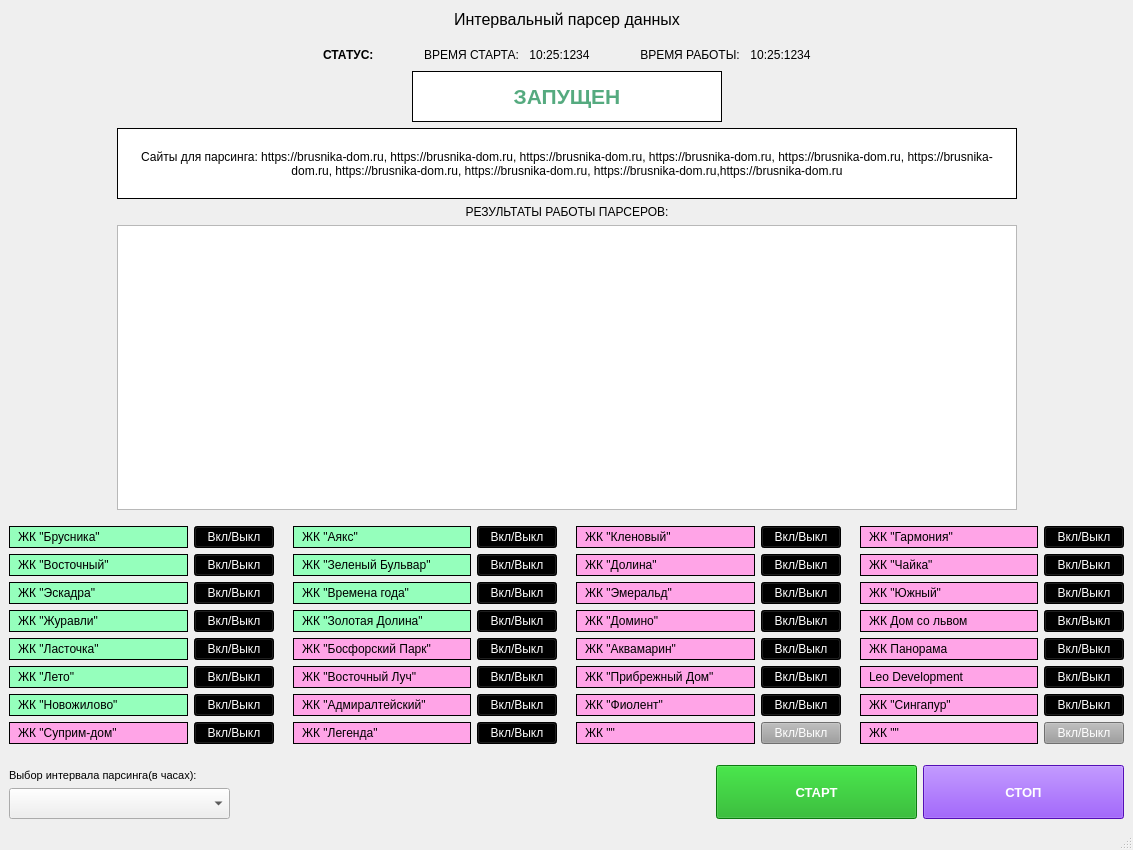
Above: design_2.ui from gorod-old/DesktopIntervalParser before the change. Below: the same form after it.
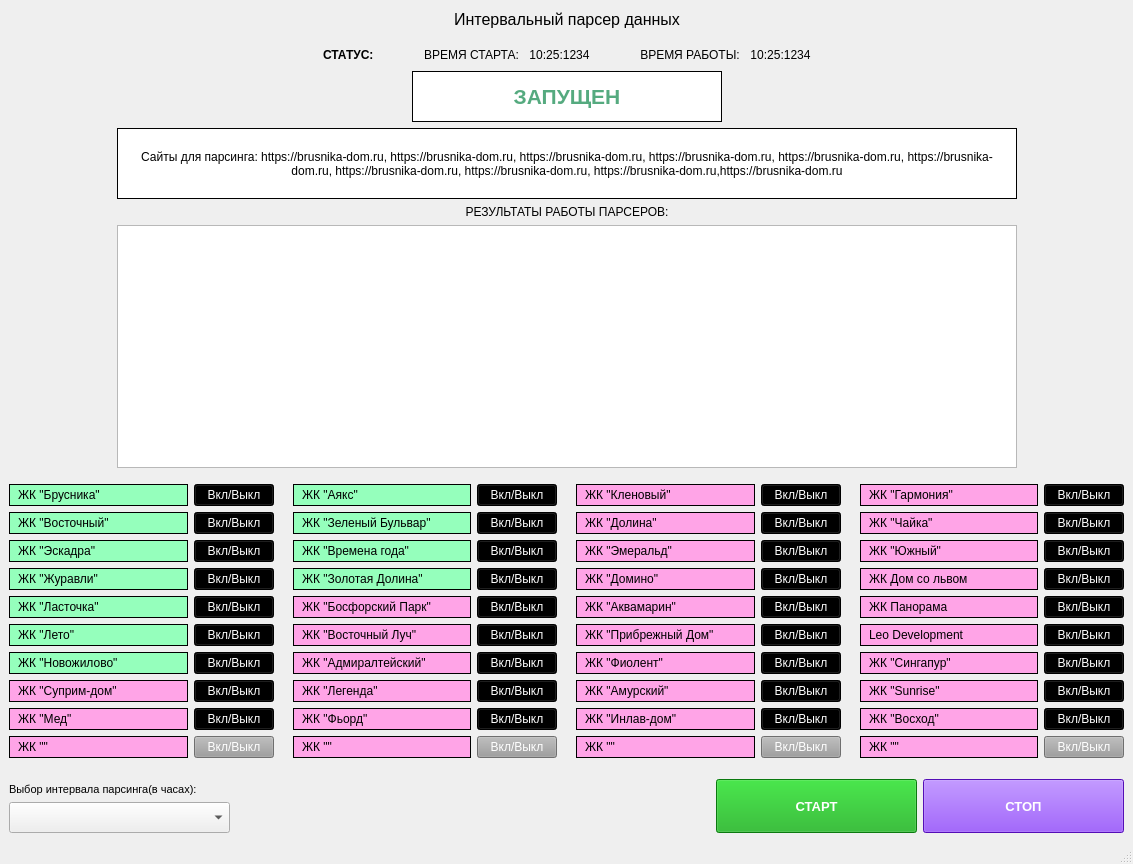
That is the form after the change.

The edit to the form file:
```diff
--- a/design_2.ui
+++ b/design_2.ui
@@ -7,19 +7,19 @@
     <x>0</x>
     <y>0</y>
     <width>1133</width>
-    <height>850</height>
+    <height>864</height>
    </rect>
   </property>
   <property name="minimumSize">
    <size>
     <width>0</width>
-    <height>700</height>
+    <height>800</height>
    </size>
   </property>
   <property name="maximumSize">
    <size>
     <width>1300</width>
-    <height>850</height>
+    <height>930</height>
    </size>
   </property>
   <property name="windowTitle">
@@ -439,7 +439,7 @@
      </layout>
     </item>
     <item row="4" column="0">
-     <layout class="QHBoxLayout" name="horizontalLayout_17">
+     <layout class="QHBoxLayout" name="horizontalLayout_49">
       <item>
        <layout class="QVBoxLayout" name="verticalLayout_3">
         <item>
@@ -813,6 +813,98 @@
           </item>
          </layout>
         </item>
+        <item>
+         <layout class="QHBoxLayout" name="horizontalLayout_44">
+          <item>
+           <widget class="QLabel" name="label_33">
+            <property name="sizePolicy">
+             <sizepolicy hsizetype="Expanding" vsizetype="Preferred">
+              <horstretch>0</horstretch>
+              <verstretch>0</verstretch>
+             </sizepolicy>
+            </property>
+            <property name="minimumSize">
+             <size>
+              <width>153</width>
+              <height>0</height>
+             </size>
+            </property>
+            <property name="maximumSize">
+             <size>
+              <width>250</width>
+              <height>28</height>
+             </size>
+            </property>
+            <property name="styleSheet">
+             <string notr="true">background-color: rgb(255, 164, 231);
+color: rgb(0, 0, 0);
+padding: 0 5px;
+border: 1px solid;</string>
+            </property>
+            <property name="text">
+             <string>ЖК &quot;Мед&quot;</string>
+            </property>
+           </widget>
+          </item>
+          <item>
+           <widget class="QPushButton" name="siteButton_33">
+            <property name="styleSheet">
+             <string notr="true">background-color: rgb(0, 0, 0);
+color: rgb(255, 255, 255);</string>
+            </property>
+            <property name="text">
+             <string>Вкл/Выкл</string>
+            </property>
+           </widget>
+          </item>
+         </layout>
+        </item>
+        <item>
+         <layout class="QHBoxLayout" name="horizontalLayout_48">
+          <item>
+           <widget class="QLabel" name="label_37">
+            <property name="sizePolicy">
+             <sizepolicy hsizetype="Expanding" vsizetype="Preferred">
+              <horstretch>0</horstretch>
+              <verstretch>0</verstretch>
+             </sizepolicy>
+            </property>
+            <property name="minimumSize">
+             <size>
+              <width>153</width>
+              <height>0</height>
+             </size>
+            </property>
+            <property name="maximumSize">
+             <size>
+              <width>250</width>
+              <height>28</height>
+             </size>
+            </property>
+            <property name="styleSheet">
+             <string notr="true">background-color: rgb(255, 164, 231);
+color: rgb(0, 0, 0);
+padding: 0 5px;
+border: 1px solid;</string>
+            </property>
+            <property name="text">
+             <string>ЖК &quot;&quot;</string>
+            </property>
+           </widget>
+          </item>
+          <item>
+           <widget class="QPushButton" name="siteButton_37">
+            <property name="styleSheet">
+             <string notr="true">background-color: rgb(156, 156, 156);
+color: rgb(255, 255, 255);</string>
+            </property>
+            <property name="text">
+             <string>Вкл/Выкл</string>
+            </property>
+           </widget>
+          </item>
+         </layout>
+        </item>
        </layout>
       </item>
       <item>
@@ -1201,6 +1293,98 @@
           </item>
          </layout>
         </item>
+        <item>
+         <layout class="QHBoxLayout" name="horizontalLayout_43">
+          <item>
+           <widget class="QLabel" name="label_34">
+            <property name="sizePolicy">
+             <sizepolicy hsizetype="Expanding" vsizetype="Preferred">
+              <horstretch>0</horstretch>
+              <verstretch>0</verstretch>
+             </sizepolicy>
+            </property>
+            <property name="minimumSize">
+             <size>
+              <width>153</width>
+              <height>0</height>
+             </size>
+            </property>
+            <property name="maximumSize">
+             <size>
+              <width>250</width>
+              <height>28</height>
+             </size>
+            </property>
+            <property name="styleSheet">
+             <string notr="true">background-color: rgb(255, 164, 231);
+color: rgb(0, 0, 0);
+padding: 0 5px;
+border: 1px solid;</string>
+            </property>
+            <property name="text">
+             <string>ЖК &quot;Фьорд&quot;</string>
+            </property>
+           </widget>
+          </item>
+          <item>
+           <widget class="QPushButton" name="siteButton_34">
+            <property name="styleSheet">
+             <string notr="true">background-color: rgb(0, 0, 0);
+color: rgb(255, 255, 255);</string>
+            </property>
+            <property name="text">
+             <string>Вкл/Выкл</string>
+            </property>
+           </widget>
+          </item>
+         </layout>
+        </item>
+        <item>
+         <layout class="QHBoxLayout" name="horizontalLayout_47">
+          <item>
+           <widget class="QLabel" name="label_38">
+            <property name="sizePolicy">
+             <sizepolicy hsizetype="Expanding" vsizetype="Preferred">
+              <horstretch>0</horstretch>
+              <verstretch>0</verstretch>
+             </sizepolicy>
+            </property>
+            <property name="minimumSize">
+             <size>
+              <width>153</width>
+              <height>0</height>
+             </size>
+            </property>
+            <property name="maximumSize">
+             <size>
+              <width>250</width>
+              <height>28</height>
+             </size>
+            </property>
+            <property name="styleSheet">
+             <string notr="true">background-color: rgb(255, 164, 231);
+color: rgb(0, 0, 0);
+padding: 0 5px;
+border: 1px solid;</string>
+            </property>
+            <property name="text">
+             <string>ЖК &quot;&quot;</string>
+            </property>
+           </widget>
+          </item>
+          <item>
+           <widget class="QPushButton" name="siteButton_38">
+            <property name="styleSheet">
+             <string notr="true">background-color: rgb(156, 156, 156);
+color: rgb(255, 255, 255);</string>
+            </property>
+            <property name="text">
+             <string>Вкл/Выкл</string>
+            </property>
+           </widget>
+          </item>
+         </layout>
+        </item>
        </layout>
       </item>
       <item>
@@ -1572,13 +1756,105 @@
 border: 1px solid;</string>
             </property>
             <property name="text">
-             <string>ЖК &quot;&quot;</string>
+             <string>ЖК &quot;Амурский&quot;</string>
             </property>
            </widget>
           </item>
           <item>
            <widget class="QPushButton" name="siteButton_31">
             <property name="styleSheet">
+             <string notr="true">background-color: rgb(0, 0, 0);
+color: rgb(255, 255, 255);</string>
+            </property>
+            <property name="text">
+             <string>Вкл/Выкл</string>
+            </property>
+           </widget>
+          </item>
+         </layout>
+        </item>
+        <item>
+         <layout class="QHBoxLayout" name="horizontalLayout_42">
+          <item>
+           <widget class="QLabel" name="label_35">
+            <property name="sizePolicy">
+             <sizepolicy hsizetype="Expanding" vsizetype="Preferred">
+              <horstretch>0</horstretch>
+              <verstretch>0</verstretch>
+             </sizepolicy>
+            </property>
+            <property name="minimumSize">
+             <size>
+              <width>153</width>
+              <height>0</height>
+             </size>
+            </property>
+            <property name="maximumSize">
+             <size>
+              <width>250</width>
+              <height>28</height>
+             </size>
+            </property>
+            <property name="styleSheet">
+             <string notr="true">background-color: rgb(255, 164, 231);
+color: rgb(0, 0, 0);
+padding: 0 5px;
+border: 1px solid;</string>
+            </property>
+            <property name="text">
+             <string>ЖК &quot;Инлав-дом&quot;</string>
+            </property>
+           </widget>
+          </item>
+          <item>
+           <widget class="QPushButton" name="siteButton_35">
+            <property name="styleSheet">
+             <string notr="true">background-color: rgb(0, 0, 0);
+color: rgb(255, 255, 255);</string>
+            </property>
+            <property name="text">
+             <string>Вкл/Выкл</string>
+            </property>
+           </widget>
+          </item>
+         </layout>
+        </item>
+        <item>
+         <layout class="QHBoxLayout" name="horizontalLayout_46">
+          <item>
+           <widget class="QLabel" name="label_39">
+            <property name="sizePolicy">
+             <sizepolicy hsizetype="Expanding" vsizetype="Preferred">
+              <horstretch>0</horstretch>
+              <verstretch>0</verstretch>
+             </sizepolicy>
+            </property>
+            <property name="minimumSize">
+             <size>
+              <width>153</width>
+              <height>0</height>
+             </size>
+            </property>
+            <property name="maximumSize">
+             <size>
+              <width>250</width>
+              <height>28</height>
+             </size>
+            </property>
+            <property name="styleSheet">
+             <string notr="true">background-color: rgb(255, 164, 231);
+color: rgb(0, 0, 0);
+padding: 0 5px;
+border: 1px solid;</string>
+            </property>
+            <property name="text">
+             <string>ЖК &quot;&quot;</string>
+            </property>
+           </widget>
+          </item>
+          <item>
+           <widget class="QPushButton" name="siteButton_39">
+            <property name="styleSheet">
              <string notr="true">background-color: rgb(156, 156, 156);
 color: rgb(255, 255, 255);</string>
             </property>
@@ -1962,12 +2238,104 @@
 border: 1px solid;</string>
             </property>
             <property name="text">
-             <string>ЖК &quot;&quot;</string>
+             <string>ЖК &quot;Sunrise&quot;</string>
             </property>
            </widget>
           </item>
           <item>
            <widget class="QPushButton" name="siteButton_32">
+            <property name="styleSheet">
+             <string notr="true">background-color: rgb(0, 0, 0);
+color: rgb(255, 255, 255);</string>
+            </property>
+            <property name="text">
+             <string>Вкл/Выкл</string>
+            </property>
+           </widget>
+          </item>
+         </layout>
+        </item>
+        <item>
+         <layout class="QHBoxLayout" name="horizontalLayout_17">
+          <item>
+           <widget class="QLabel" name="label_36">
+            <property name="sizePolicy">
+             <sizepolicy hsizetype="Expanding" vsizetype="Preferred">
+              <horstretch>0</horstretch>
+              <verstretch>0</verstretch>
+             </sizepolicy>
+            </property>
+            <property name="minimumSize">
+             <size>
+              <width>153</width>
+              <height>0</height>
+             </size>
+            </property>
+            <property name="maximumSize">
+             <size>
+              <width>250</width>
+              <height>28</height>
+             </size>
+            </property>
+            <property name="styleSheet">
+             <string notr="true">background-color: rgb(255, 164, 231);
+color: rgb(0, 0, 0);
+padding: 0 5px;
+border: 1px solid;</string>
+            </property>
+            <property name="text">
+             <string>ЖК &quot;Восход&quot;</string>
+            </property>
+           </widget>
+          </item>
+          <item>
+           <widget class="QPushButton" name="siteButton_36">
+            <property name="styleSheet">
+             <string notr="true">background-color: rgb(0, 0, 0);
+color: rgb(255, 255, 255);</string>
+            </property>
+            <property name="text">
+             <string>Вкл/Выкл</string>
+            </property>
+           </widget>
+          </item>
+         </layout>
+        </item>
+        <item>
+         <layout class="QHBoxLayout" name="horizontalLayout_45">
+          <item>
+           <widget class="QLabel" name="label_40">
+            <property name="sizePolicy">
+             <sizepolicy hsizetype="Expanding" vsizetype="Preferred">
+              <horstretch>0</horstretch>
+              <verstretch>0</verstretch>
+             </sizepolicy>
+            </property>
+            <property name="minimumSize">
+             <size>
+              <width>153</width>
+              <height>0</height>
+             </size>
+            </property>
+            <property name="maximumSize">
+             <size>
+              <width>250</width>
+              <height>28</height>
+             </size>
+            </property>
+            <property name="styleSheet">
+             <string notr="true">background-color: rgb(255, 164, 231);
+color: rgb(0, 0, 0);
+padding: 0 5px;
+border: 1px solid;</string>
+            </property>
+            <property name="text">
+             <string>ЖК &quot;&quot;</string>
+            </property>
+           </widget>
+          </item>
+          <item>
+           <widget class="QPushButton" name="siteButton_40">
             <property name="styleSheet">
              <string notr="true">background-color: rgb(156, 156, 156);
 color: rgb(255, 255, 255);</string>
```
